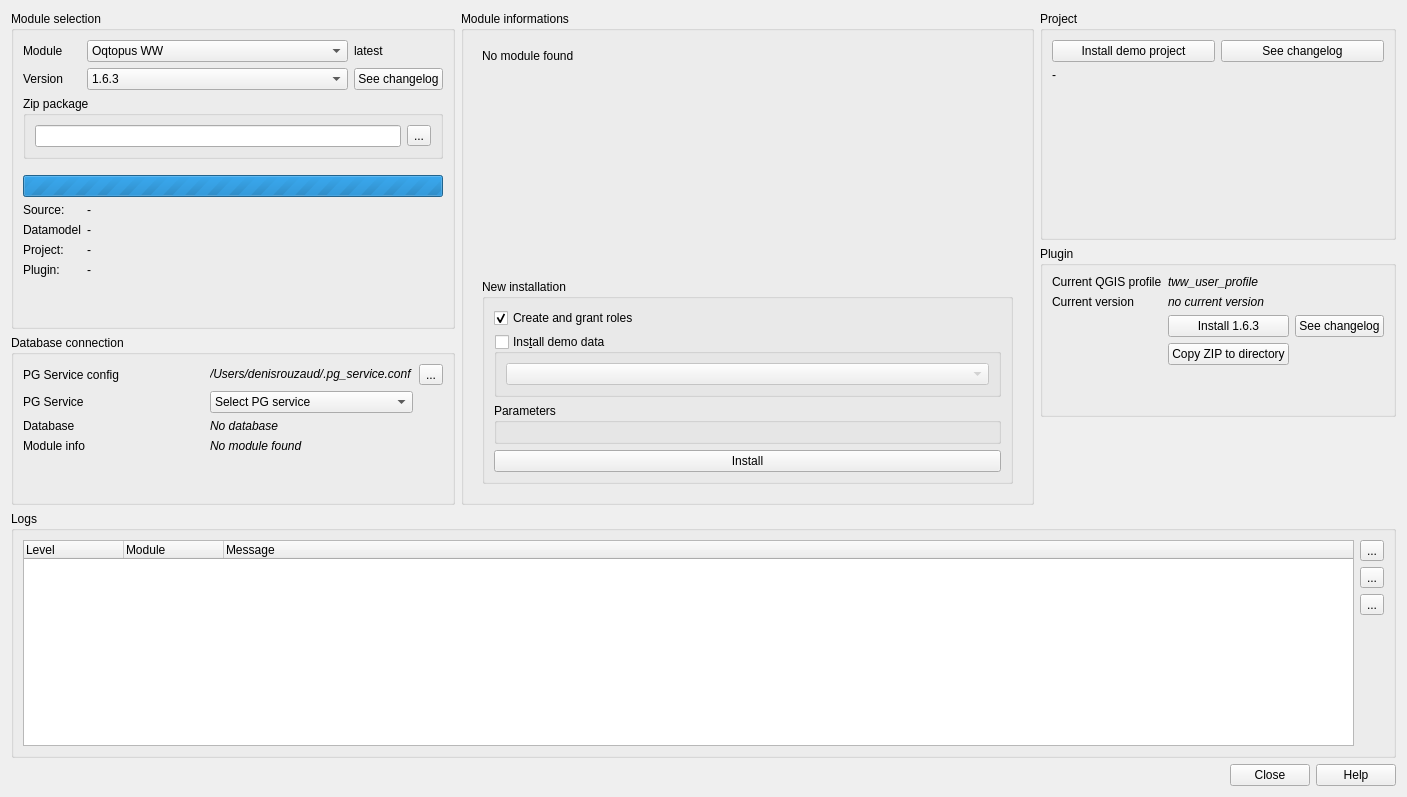
Qt form oqtopus/ui/main_dialog.ui (ponceta/oqtopus) before a commit.
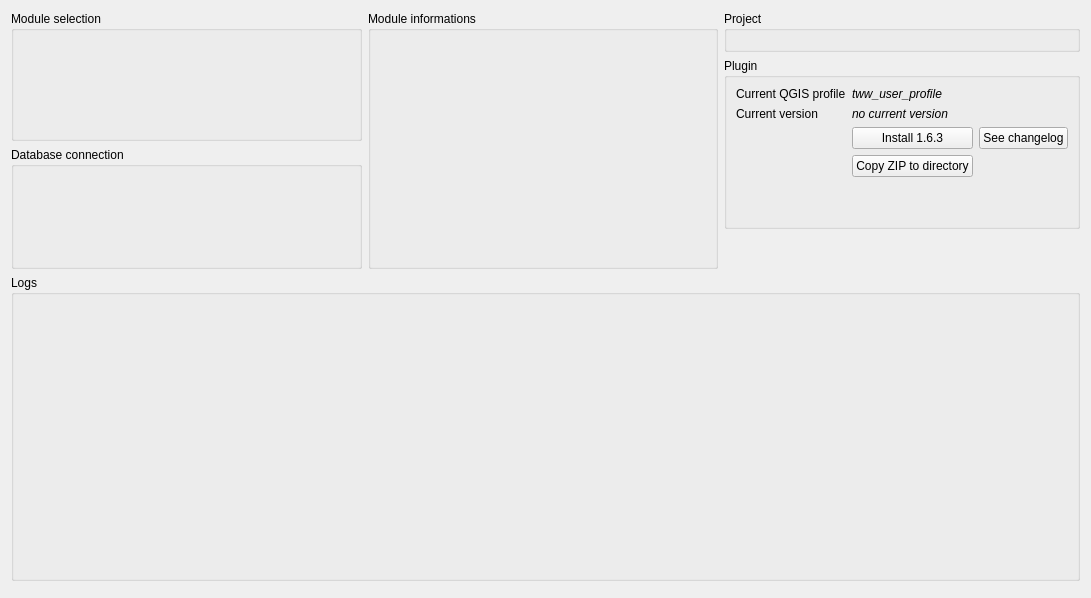
The same form after that commit. Custom widgets are drawn as their Qt base class.

What changed in the file:
```diff
--- a/oqtopus/ui/main_dialog.ui
+++ b/oqtopus/ui/main_dialog.ui
@@ -6,8 +6,8 @@
    <rect>
     <x>0</x>
     <y>0</y>
-    <width>1407</width>
-    <height>797</height>
+    <width>1091</width>
+    <height>598</height>
    </rect>
   </property>
   <property name="windowTitle">
@@ -106,79 +106,13 @@
      <property name="minimumSize">
       <size>
        <width>0</width>
-       <height>100</height>
+       <height>200</height>
       </size>
      </property>
      <property name="title">
       <string>Logs</string>
      </property>
-     <layout class="QGridLayout" name="gridLayout_11">
-      <item row="0" column="1">
-       <widget class="QToolButton" name="logs_openFile_toolButton">
-        <property name="toolTip">
-         <string>Open current log file in system editor</string>
-        </property>
-        <property name="text">
-         <string>...</string>
-        </property>
-       </widget>
-      </item>
-      <item row="1" column="1">
-       <widget class="QToolButton" name="logs_openFolder_toolButton">
-        <property name="toolTip">
-         <string>Open logs folder</string>
-        </property>
-        <property name="text">
-         <string>...</string>
-        </property>
-       </widget>
-      </item>
-      <item row="2" column="1">
-       <widget class="QToolButton" name="logs_clear_toolButton">
-        <property name="toolTip">
-         <string>Clear logs panel</string>
-        </property>
-        <property name="text">
-         <string>...</string>
-        </property>
-       </widget>
-      </item>
-      <item row="3" column="1">
-       <spacer name="verticalSpacer_9">
-        <property name="orientation">
-         <enum>Qt::Orientation::Vertical</enum>
-        </property>
-        <property name="sizeHint" stdset="0">
-         <size>
-          <width>20</width>
-          <height>40</height>
-         </size>
-        </property>
-       </spacer>
-      </item>
-      <item row="0" column="0" rowspan="4">
-       <widget class="QTreeWidget" name="logs_treeWidget">
-        <property name="selectionMode">
-         <enum>QAbstractItemView::SelectionMode::ContiguousSelection</enum>
-        </property>
-        <column>
-         <property name="text">
-          <string>Level</string>
-         </property>
-        </column>
-        <column>
-         <property name="text">
-          <string>Module</string>
-         </property>
-        </column>
-        <column>
-         <property name="text">
-          <string>Message</string>
-         </property>
-        </column>
-       </widget>
-      </item>
-     </layout>
+     <layout class="QGridLayout" name="gridLayout_11"/>
     </widget>
    </item>
    <item row="0" column="2">
@@ -186,51 +120,13 @@
      <property name="title">
       <string>Project</string>
      </property>
-     <layout class="QGridLayout" name="gridLayout_4">
-      <item row="0" column="1">
-       <widget class="QPushButton" name="project_seeChangelog_pushButton">
-        <property name="text">
-         <string>See changelog</string>
-        </property>
-       </widget>
-      </item>
-      <item row="1" column="0" colspan="2">
-       <widget class="QLabel" name="project_info_label">
-        <property name="text">
-         <string>-</string>
-        </property>
-        <property name="textInteractionFlags">
-         <set>Qt::TextInteractionFlag::LinksAccessibleByMouse|Qt::TextInteractionFlag::TextSelectableByKeyboard|Qt::TextInteractionFlag::TextSelectableByMouse</set>
-        </property>
-       </widget>
-      </item>
-      <item row="0" column="0">
-       <widget class="QPushButton" name="project_install_pushButton">
-        <property name="text">
-         <string>Install demo project</string>
-        </property>
-       </widget>
-      </item>
-      <item row="2" column="0">
-       <spacer name="verticalSpacer_7">
-        <property name="orientation">
-         <enum>Qt::Orientation::Vertical</enum>
-        </property>
-        <property name="sizeHint" stdset="0">
-         <size>
-          <width>20</width>
-          <height>40</height>
-         </size>
-        </property>
-       </spacer>
-      </item>
-     </layout>
+     <layout class="QGridLayout" name="gridLayout_4"/>
     </widget>
    </item>
    <item row="5" column="0" colspan="3">
     <widget class="QDialogButtonBox" name="buttonBox">
      <property name="standardButtons">
-      <set>QDialogButtonBox::StandardButton::Close|QDialogButtonBox::StandardButton::Help</set>
+      <set>QDialogButtonBox::NoButton</set>
      </property>
     </widget>
    </item>
@@ -239,189 +135,7 @@
      <property name="title">
       <string>Module selection</string>
      </property>
-     <layout class="QGridLayout" name="gridLayout" columnstretch="0,0,0">
-      <item row="4" column="0">
-       <spacer name="verticalSpacer_8">
-        <property name="orientation">
-         <enum>Qt::Orientation::Vertical</enum>
-        </property>
-        <property name="sizeType">
-         <enum>QSizePolicy::Policy::Fixed</enum>
-        </property>
-        <property name="sizeHint" stdset="0">
-         <size>
-          <width>20</width>
-          <height>10</height>
-         </size>
-        </property>
-       </spacer>
-      </item>
-      <item row="6" column="0">
-       <widget class="QLabel" name="label_18">
-        <property name="text">
-         <string>Source:</string>
-        </property>
-       </widget>
-      </item>
-      <item row="6" column="1" colspan="2">
-       <widget class="QLabel" name="module_information_label">
-        <property name="text">
-         <string>-</string>
-        </property>
-        <property name="textInteractionFlags">
-         <set>Qt::TextInteractionFlag::LinksAccessibleByMouse|Qt::TextInteractionFlag::TextSelectableByKeyboard|Qt::TextInteractionFlag::TextSelectableByMouse</set>
-        </property>
-       </widget>
-      </item>
-      <item row="8" column="0">
-       <widget class="QLabel" name="label_17">
-        <property name="text">
-         <string>Project:</string>
-        </property>
-       </widget>
-      </item>
-      <item row="10" column="0">
-       <spacer name="verticalSpacer">
-        <property name="orientation">
-         <enum>Qt::Orientation::Vertical</enum>
-        </property>
-        <property name="sizeHint" stdset="0">
-         <size>
-          <width>20</width>
-          <height>40</height>
-         </size>
-        </property>
-       </spacer>
-      </item>
-      <item row="2" column="0" colspan="3">
-       <widget class="QGroupBox" name="module_zipPackage_groupBox">
-        <property name="title">
-         <string>Zip package</string>
-        </property>
-        <property name="flat">
-         <bool>true</bool>
-        </property>
-        <layout class="QGridLayout" name="gridLayout_9">
-         <item row="0" column="1">
-          <widget class="QToolButton" name="module_browseZip_toolButton">
-           <property name="text">
-            <string>...</string>
-           </property>
-          </widget>
-         </item>
-         <item row="0" column="0">
-          <widget class="QLineEdit" name="module_fromZip_lineEdit"/>
-         </item>
-        </layout>
-       </widget>
-      </item>
-      <item row="7" column="1" colspan="2">
-       <widget class="QLabel" name="module_informationDatamodel_label">
-        <property name="text">
-         <string>-</string>
-        </property>
-       </widget>
-      </item>
-      <item row="1" column="0">
-       <widget class="QLabel" name="label_2">
-        <property name="text">
-         <string>Version</string>
-        </property>
-       </widget>
-      </item>
-      <item row="1" column="2">
-       <widget class="QPushButton" name="module_seeChangeLog_pushButton">
-        <property name="text">
-         <string>See changelog</string>
-        </property>
-       </widget>
-      </item>
-      <item row="8" column="1" colspan="2">
-       <widget class="QLabel" name="module_informationProject_label">
-        <property name="text">
-         <string>-</string>
-        </property>
-       </widget>
-      </item>
-      <item row="1" column="1">
-       <widget class="QComboBox" name="module_version_comboBox">
-        <item>
-         <property name="text">
-          <string>1.6.3</string>
-         </property>
-        </item>
-        <item>
-         <property name="text">
-          <string>1.6.2</string>
-         </property>
-        </item>
-        <item>
-         <property name="text">
-          <string>testing (Attention! Never use in production)</string>
-         </property>
-        </item>
-       </widget>
-      </item>
-      <item row="0" column="0">
-       <widget class="QLabel" name="label">
-        <property name="text">
-         <string>Module</string>
-        </property>
-       </widget>
-      </item>
-      <item row="9" column="0">
-       <widget class="QLabel" name="label_19">
-        <property name="text">
-         <string>Plugin:</string>
-        </property>
-       </widget>
-      </item>
-      <item row="9" column="1" colspan="2">
-       <widget class="QLabel" name="module_informationPlugin_label">
-        <property name="text">
-         <string>-</string>
-        </property>
-       </widget>
-      </item>
-      <item row="0" column="2">
-       <widget class="QLabel" name="module_latestVersion_label">
-        <property name="text">
-         <string>latest</string>
-        </property>
-       </widget>
-      </item>
-      <item row="7" column="0">
-       <widget class="QLabel" name="label_10">
-        <property name="text">
-         <string>Datamodel</string>
-        </property>
-       </widget>
-      </item>
-      <item row="0" column="1">
-       <widget class="QComboBox" name="module_module_comboBox">
-        <item>
-         <property name="text">
-          <string>Oqtopus WW</string>
-         </property>
-        </item>
-        <item>
-         <property name="text">
-          <string>Oqtopus DW</string>
-         </property>
-        </item>
-       </widget>
-      </item>
-      <item row="5" column="0" colspan="3">
-       <widget class="QProgressBar" name="module_progressBar">
-        <property name="maximum">
-         <number>0</number>
-        </property>
-        <property name="value">
-         <number>0</number>
-        </property>
-       </widget>
-      </item>
-     </layout>
+     <layout class="QGridLayout" name="gridLayout" columnstretch="0"/>
     </widget>
    </item>
    <item row="3" column="2">
@@ -442,132 +156,7 @@
      <property name="title">
       <string>Database connection</string>
      </property>
-     <layout class="QGridLayout" name="gridLayout_5">
-      <item row="0" column="1">
-       <widget class="QLabel" name="db_servicesConfigFilePath_label">
-        <property name="font">
-         <font>
-          <italic>true</italic>
-         </font>
-        </property>
-        <property name="text">
-         <string>/Users/denisrouzaud/.pg_service.conf</string>
-        </property>
-        <property name="textInteractionFlags">
-         <set>Qt::TextInteractionFlag::LinksAccessibleByMouse|Qt::TextInteractionFlag::TextSelectableByKeyboard|Qt::TextInteractionFlag::TextSelectableByMouse</set>
-        </property>
-       </widget>
-      </item>
-      <item row="0" column="0">
-       <widget class="QLabel" name="label_9">
-        <property name="text">
-         <string>PG Service config</string>
-        </property>
-       </widget>
-      </item>
-      <item row="1" column="0">
-       <widget class="QLabel" name="label_3">
-        <property name="text">
-         <string>PG Service</string>
-        </property>
-       </widget>
-      </item>
-      <item row="3" column="1">
-       <widget class="QLabel" name="db_moduleInfo_label">
-        <property name="font">
-         <font>
-          <italic>true</italic>
-         </font>
-        </property>
-        <property name="text">
-         <string>No module found</string>
-        </property>
-       </widget>
-      </item>
-      <item row="1" column="1">
-       <widget class="QComboBox" name="db_services_comboBox">
-        <item>
-         <property name="text">
-          <string>Select PG service</string>
-         </property>
-        </item>
-        <item>
-         <property name="text">
-          <string>tww_pully_admin</string>
-         </property>
-        </item>
-        <item>
-         <property name="text">
-          <string>tww_pully_user</string>
-         </property>
-        </item>
-        <item>
-         <property name="text">
-          <string>tdw_pully_admin</string>
-         </property>
-        </item>
-        <item>
-         <property name="text">
-          <string>tdw_pully_user</string>
-         </property>
-        </item>
-        <item>
-         <property name="text">
-          <string>jardins_admin</string>
-         </property>
-        </item>
-       </widget>
-      </item>
-      <item row="3" column="0">
-       <widget class="QLabel" name="label_11">
-        <property name="text">
-         <string>Module info</string>
-        </property>
-       </widget>
-      </item>
-      <item row="2" column="1">
-       <widget class="QLabel" name="db_database_label">
-        <property name="font">
-         <font>
-          <italic>true</italic>
-         </font>
-        </property>
-        <property name="text">
-         <string>No database</string>
-        </property>
-       </widget>
-      </item>
-      <item row="0" column="2">
-       <widget class="QToolButton" name="db_operations_toolButton">
-        <property name="text">
-         <string>...</string>
-        </property>
-        <property name="popupMode">
-         <enum>QToolButton::ToolButtonPopupMode::InstantPopup</enum>
-        </property>
-       </widget>
-      </item>
-      <item row="2" column="0">
-       <widget class="QLabel" name="label_4">
-        <property name="text">
-         <string>Database</string>
-        </property>
-       </widget>
-      </item>
-      <item row="4" column="0">
-       <spacer name="verticalSpacer_2">
-        <property name="orientation">
-         <enum>Qt::Orientation::Vertical</enum>
-        </property>
-        <property name="sizeHint" stdset="0">
-         <size>
-          <width>20</width>
-          <height>40</height>
-         </size>
-        </property>
-       </spacer>
-      </item>
-     </layout>
+     <layout class="QGridLayout" name="gridLayout_5"/>
     </widget>
    </item>
    <item row="0" column="1" rowspan="4">
@@ -575,165 +164,11 @@
      <property name="title">
       <string>Module informations</string>
      </property>
-     <layout class="QGridLayout" name="gridLayout_2">
-      <item row="0" column="0">
-       <widget class="QStackedWidget" name="moduleInfo_stackedWidget">
-        <property name="currentIndex">
-         <number>0</number>
-        </property>
-        <widget class="QWidget" name="moduleInfo_stackedWidget_pageInstall">
-         <layout class="QGridLayout" name="gridLayout_7">
-          <item row="2" column="0">
-           <widget class="QGroupBox" name="groupBox_8">
-            <property name="title">
-             <string>New installation</string>
-            </property>
-            <property name="flat">
-             <bool>true</bool>
-            </property>
-            <layout class="QVBoxLayout" name="verticalLayout">
-             <item>
-              <widget class="QCheckBox" name="db_parameters_CreateAndGrantRoles_checkBox">
-               <property name="text">
-                <string>Create and grant roles</string>
-               </property>
-               <property name="checked">
-                <bool>true</bool>
-               </property>
-              </widget>
-             </item>
-             <item>
-              <widget class="QGroupBox" name="db_demoData_groupBox">
-               <property name="title">
-                <string>Ins&amp;tall demo data</string>
-               </property>
-               <property name="checkable">
-                <bool>true</bool>
-               </property>
-               <property name="checked">
-                <bool>false</bool>
-               </property>
-               <layout class="QGridLayout" name="gridLayout_12">
-                <item row="0" column="0">
-                 <widget class="QComboBox" name="db_demoData_comboBox"/>
-                </item>
-               </layout>
-              </widget>
-             </item>
-             <item>
-              <widget class="ParametersGroupBox" name="parameters_groupbox">
-               <property name="title">
-                <string>Parameters</string>
-               </property>
-               <layout class="QGridLayout" name="gridLayout_6"/>
-              </widget>
-             </item>
-             <item>
-              <widget class="QPushButton" name="moduleInfo_install_pushButton">
-               <property name="text">
-                <string>Install</string>
-               </property>
-              </widget>
-             </item>
-            </layout>
-           </widget>
-          </item>
-          <item row="0" column="0">
-           <widget class="QLabel" name="moduleInfo_NoModuleFound_label">
-            <property name="text">
-             <string>No module found</string>
-            </property>
-           </widget>
-          </item>
-          <item row="1" column="0">
-           <spacer name="verticalSpacer_3">
-            <property name="orientation">
-             <enum>Qt::Orientation::Vertical</enum>
-            </property>
-            <property name="sizeHint" stdset="0">
-             <size>
-              <width>20</width>
-              <height>40</height>
-             </size>
-            </property>
-           </spacer>
-          </item>
-         </layout>
-        </widget>
-        <widget class="QWidget" name="moduleInfo_stackedWidget_pageUpgrade">
-         <layout class="QGridLayout" name="gridLayout_10">
-          <item row="0" column="0">
-           <widget class="QLabel" name="label_12">
-            <property name="text">
-             <string>Version</string>
-            </property>
-           </widget>
-          </item>
-          <item row="0" column="1">
-           <widget class="QLabel" name="label_15">
-            <property name="text">
-             <string>module version</string>
-            </property>
-           </widget>
-          </item>
-          <item row="3" column="0" colspan="2">
-           <widget class="QPushButton" name="moduleInfo_upgrade_pushButton">
-            <property name="text">
-             <string>Upgrade</string>
-            </property>
-           </widget>
-          </item>
-          <item row="1" column="1">
-           <widget class="QLabel" name="label_16">
-            <property name="text">
-             <string>module crs</string>
-            </property>
-           </widget>
-          </item>
-          <item row="1" column="0">
-           <widget class="QLabel" name="label_13">
-            <property name="text">
-             <string>CRS</string>
-            </property>
-           </widget>
-          </item>
-          <item row="4" column="0" colspan="2">
-           <widget class="QPushButton" name="pushButton_7">
-            <property name="text">
-             <string>Edit settings</string>
-            </property>
-           </widget>
-          </item>
-          <item row="2" column="0">
-           <spacer name="verticalSpacer_4">
-            <property name="orientation">
-             <enum>Qt::Orientation::Vertical</enum>
-            </property>
-            <property name="sizeHint" stdset="0">
-             <size>
-              <width>20</width>
-              <height>40</height>
-             </size>
-            </property>
-           </spacer>
-          </item>
-         </layout>
-        </widget>
-       </widget>
-      </item>
-     </layout>
+     <layout class="QGridLayout" name="gridLayout_2"/>
     </widget>
    </item>
   </layout>
  </widget>
- <customwidgets>
-  <customwidget>
-   <class>ParametersGroupBox</class>
-   <extends>QGroupBox</extends>
-   <header>oqtopus.gui.parameters_groupbox</header>
-   <container>1</container>
-  </customwidget>
- </customwidgets>
  <resources/>
  <connections/>
 </ui>
```
Left out of the diff: 10 changed lines with no effect on the pictures.
